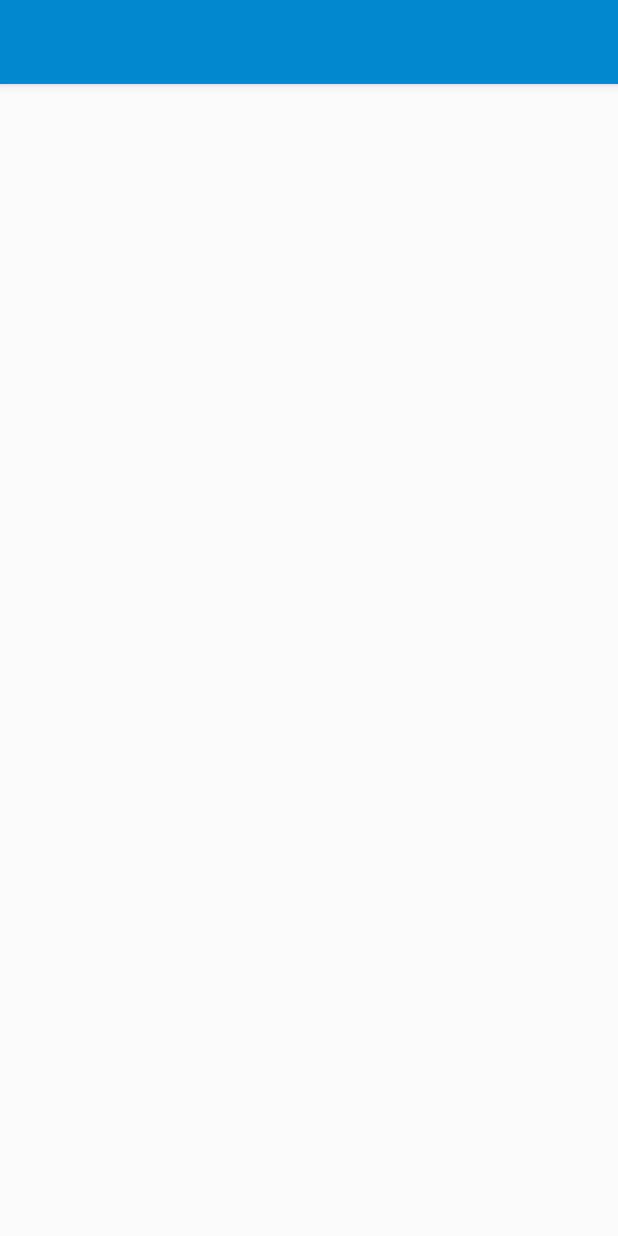
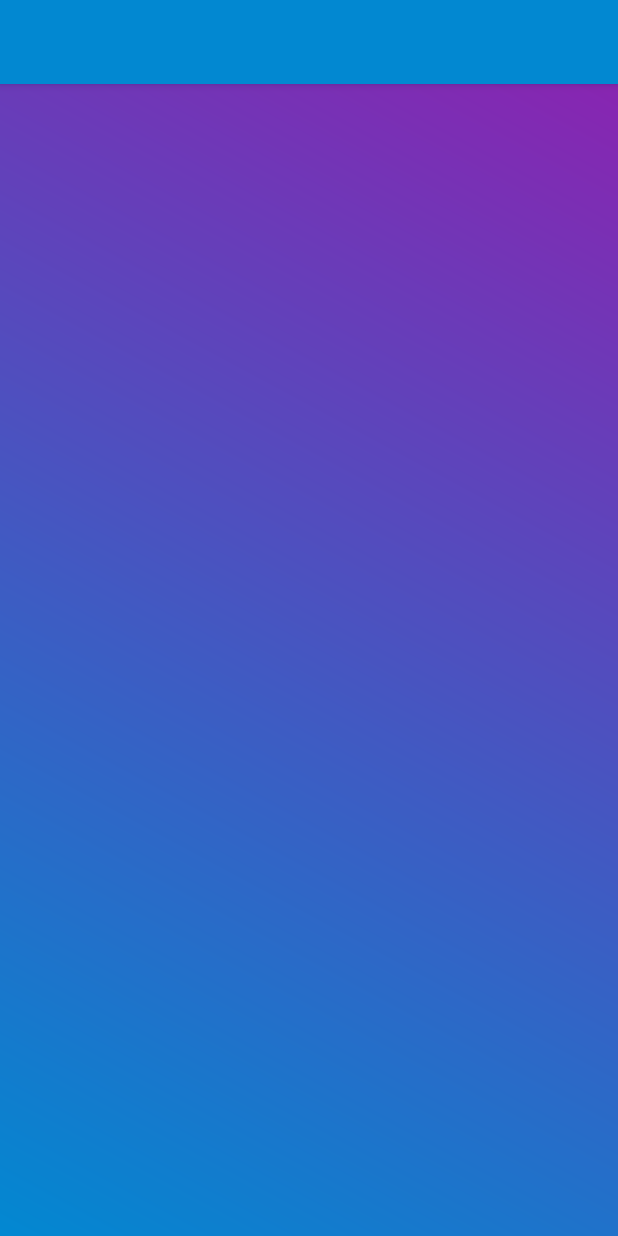
Before and after one commit to TheChiragRathod/Android_Tutorial_9, an Android app: the screen it shows after launch (MainActivity), on a phone screen of 412 x 824 dp. Run offline under Robolectric (Android 15) with nearby library versions, the phone set to English and light mode, and no system bars.

Commit message:
added gradient.xml file id drawable resource.

```diff
--- /dev/null
+++ b/app/src/main/res/drawable-v24/gradient.xml
@@ -0,0 +1,8 @@
+<?xml version="1.0" encoding="utf-8"?>
+<shape xmlns:android="http://schemas.android.com/apk/res/android"
+    android:shape="rectangle">
+    <gradient
+        android:startColor="#0288D1"
+        android:endColor="#8825B1"
+        android:angle="45"/>
+</shape>
--- a/app/src/main/res/layout/activity_main.xml
+++ b/app/src/main/res/layout/activity_main.xml
@@ -4,4 +4,5 @@
     xmlns:tools="http://schemas.android.com/tools"
     android:layout_width="match_parent"
     android:layout_height="match_parent"
-    tools:context=".MainActivity"/>
+    android:background="@drawable/gradient"
+    tools:context=".MainActivity" />
```
